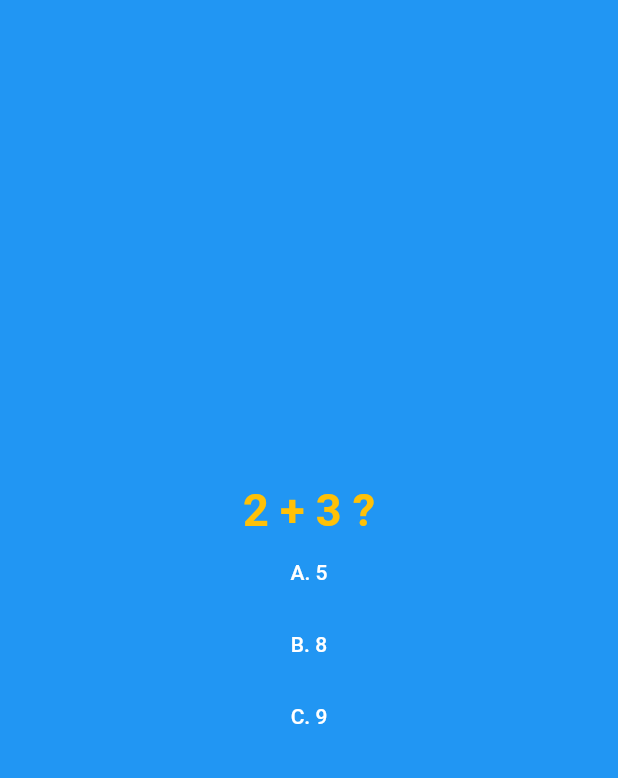
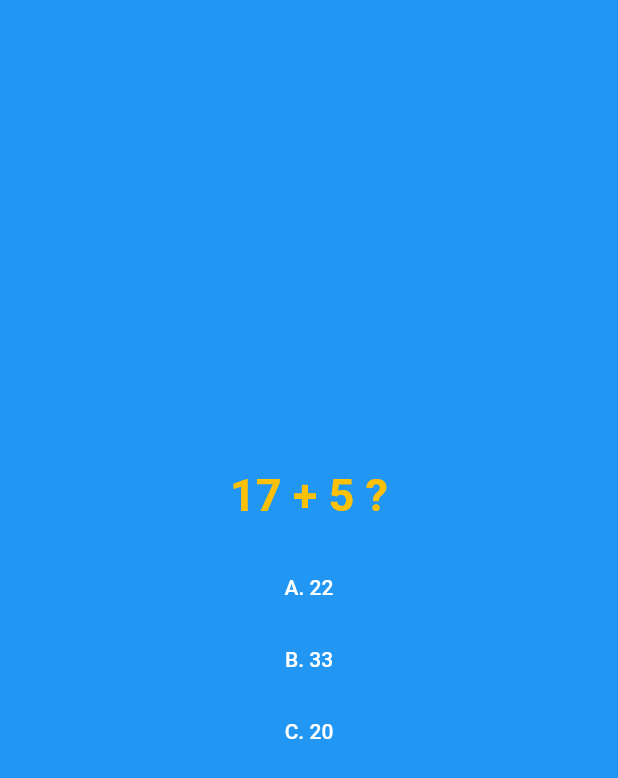
Before and after one commit to mahendra022/Quiz-Application, a Flutter app: the QuizPage screen opened directly, after a tap on an icon or button, on a phone screen of 412 x 824 dp. Shown: the top 778 px of the screen. Run offline on Flutter 3.47's test engine with Material 2 defaults, Android fonts, the phone set to English and light mode, and no system bars.

Commit message:
Making conditional for question and check user answer if correct or incorrect

```diff
--- a/lib/screen/home_page.dart
+++ b/lib/screen/home_page.dart
@@ -25,7 +25,7 @@ class _HomePageState extends State<HomePage> {
         );
       },
     );
-    new Future.delayed(new Duration(seconds: 3), () {
+    new Future.delayed(new Duration(seconds: 2), () {
       Navigator.push(
         context,
         MaterialPageRoute(builder: (context) => QuizPage()),
--- a/lib/screen/list_question.dart
+++ b/lib/screen/list_question.dart
@@ -1,11 +1,11 @@
-class listQuestion {
+class ListQuestion {
   String ques;
   String answer1;
   String answer2;
   String answer3;
   String answer;
 
-  listQuestion(String aQuest, String aAnswer1, String aAnswer2, String aAnswer3,
+  ListQuestion(String aQuest, String aAnswer1, String aAnswer2, String aAnswer3,
       String aAnswer) {
     this.ques = aQuest;
     this.answer1 = aAnswer1;
@@ -15,29 +15,9 @@ class listQuestion {
   }
 }
 
-List<listQuestion> ques = [
-  listQuestion("2 + 3 ?", "5", "8", "9", "5"),
-  listQuestion("17 + 5 ?", "22", "33", "20", "22"),
-  listQuestion("22 + 9 ?", "29", "25", "31", "31"),
-  listQuestion("12 + 2 ?", "14", "8", "9", "14"),
+List<ListQuestion> quess = [
+  ListQuestion("2 + 3 ?", "5", "8", "9", "5"),
+  ListQuestion("17 + 5 ?", "22", "33", "20", "22"),
+  ListQuestion("22 + 9 ?", "29", "25", "31", "31"),
+  ListQuestion("12 + 2 ?", "14", "8", "9", "14")
 ];
-
-void main() {
-  for (listQuestion que in ques) {
-    var question = que.ques;
-    var answer1 = que.answer1;
-    var answer2 = que.answer2;
-    var answer3 = que.answer3;
-    var answer = que.answer;
-    if (answer1 == answer) {
-      print("Ini jawabannya");
-    } else if (answer2 == answer) {
-      print("Ini jawabannya");
-    } else if (answer3 == answer) {
-      print("Ini jawabannya");
-    } else {
-      print("tidak ada jawaban");
-    }
-  }
-  print(ques[0].ques);
-}
--- a/lib/screen/quiz_page.dart
+++ b/lib/screen/quiz_page.dart
@@ -1,4 +1,5 @@
 import 'package:flutter/material.dart';
+import 'package:quiz/screen/final_result.dart';
 import 'package:quiz/screen/list_question.dart';
 
 class QuizPage extends StatefulWidget {
@@ -8,6 +9,31 @@ class QuizPage extends StatefulWidget {
 
 class _QuizPageState extends State<QuizPage> {
   @override
+  int quesIndex = 0;
+  int score = 0;
+  void _execution(String values) {
+    /// check is value user correct!!
+    var userAnswer = values;
+    for (ListQuestion listQuestion in quess) {
+      if (userAnswer == listQuestion.answer) {
+        score++;
+      }
+    }
+    var userScore = score / quess.length * 100;
+
+    setState(() {
+      if (quesIndex < quess.length - 1) {
+        quesIndex++;
+      } else {
+        Navigator.push(
+          context,
+
+          /// push page & send data score
+          MaterialPageRoute(builder: (context) => FinalResult("$userScore")),
+        );
+      }
+    });
+  }
 
 //action program list question
   Widget _ques() {
@@ -15,10 +41,10 @@ class _QuizPageState extends State<QuizPage> {
       children: [
         Center(
             child: Container(
+          margin: const EdgeInsets.only(bottom: 20),
           child: Text(
-            ques[0].ques,
-
             ///Display question
+            "${quess[quesIndex].ques}",
             style: TextStyle(
                 color: Colors.amber, fontSize: 30, fontWeight: FontWeight.bold),
           ),
@@ -27,13 +53,30 @@ class _QuizPageState extends State<QuizPage> {
           child: Column(
             children: [
               FlatButton(
+                color: Colors.transparent,
+                splashColor: Colors.transparent,
+                onPressed: () {
+                  _execution(quess[quesIndex].answer1);
+                },
+                child: Text(
+                  "A. ${quess[quesIndex].answer1}",
+                  style: TextStyle(color: Colors.white),
+                ),
+              ),
+            ],
+          ),
+        ),
+        Center(
+          child: Column(
+            children: [
+              FlatButton(
                   color: Colors.transparent,
                   splashColor: Colors.transparent,
                   onPressed: () {
-                    print("User jawab ${ques[0].answer1}");
+                    _execution(quess[quesIndex].answer2);
                   },
                   child: Text(
-                    "A. ${ques[0].answer1}",
+                    "B. ${quess[quesIndex].answer2}",
                     style: TextStyle(color: Colors.white),
                   ))
             ],
@@ -46,26 +89,10 @@ class _QuizPageState extends State<QuizPage> {
                   color: Colors.transparent,
                   splashColor: Colors.transparent,
                   onPressed: () {
-                    print("User jawab ${ques[0].answer2}");
+                    _execution(quess[quesIndex].answer3);
                   },
                   child: Text(
-                    "B. ${ques[0].answer2}",
-                    style: TextStyle(color: Colors.white),
-                  ))
-            ],
-          ),
-        ),
-        Center(
-          child: Column(
-            children: [
-              FlatButton(
-                  color: Colors.transparent,
-                  splashColor: Colors.transparent,
-                  onPressed: () {
-                    print("User jawab ${ques[0].answer3}");
-                  },
-                  child: Text(
-                    "C. ${ques[0].answer3}",
+                    "C. ${quess[quesIndex].answer3}",
                     style: TextStyle(color: Colors.white),
                   ))
             ],
```
Also changed, not shown: lib/screen/final_result.dart (added, +63 -0 lines).
